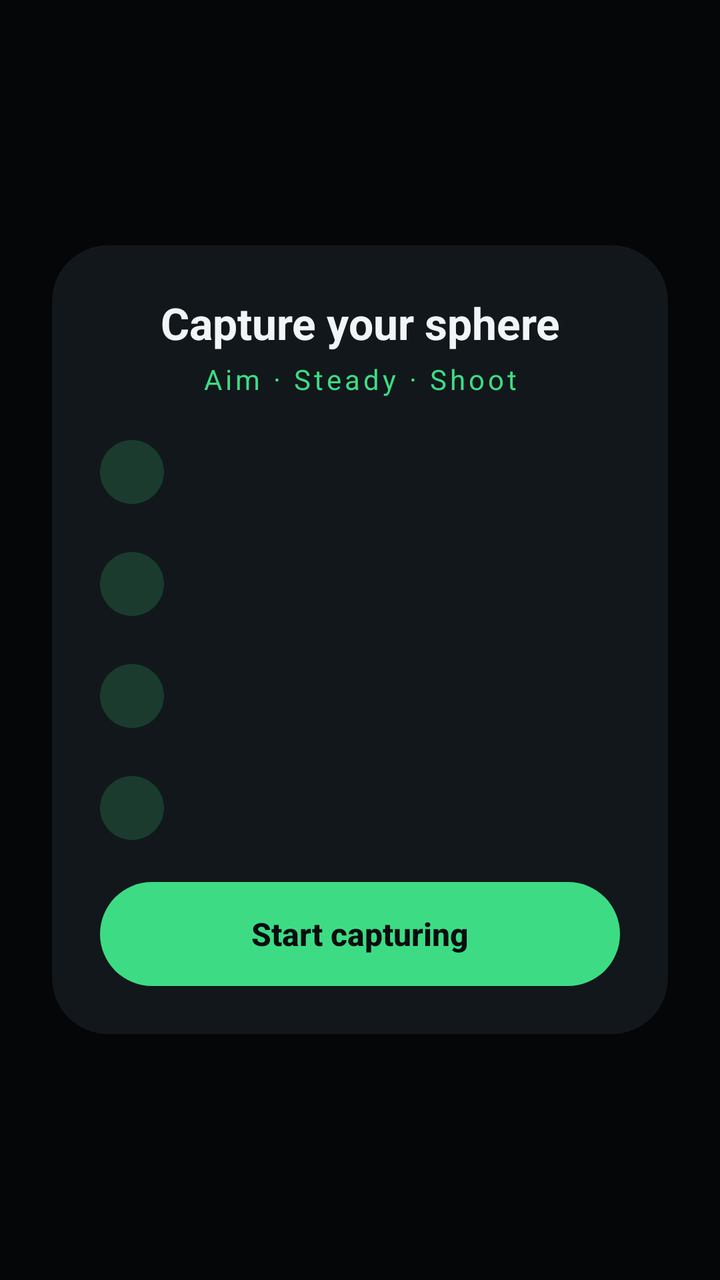
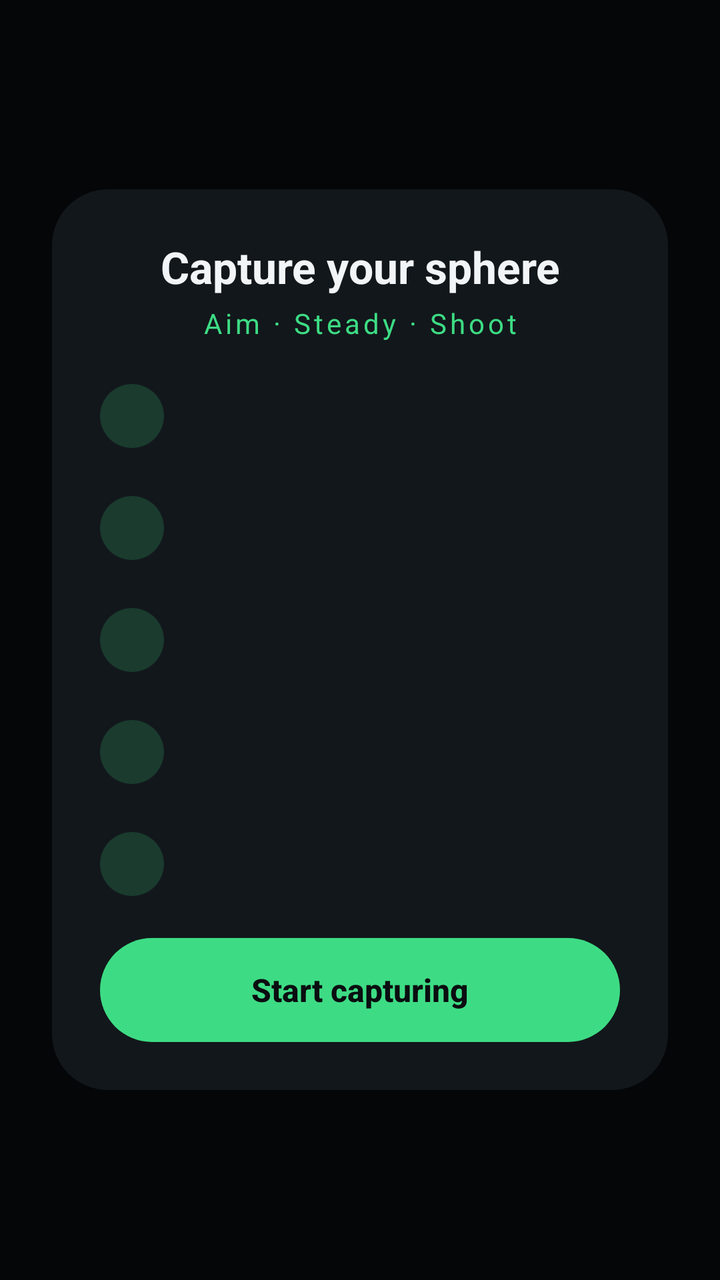

Compare the two renders of this Android layout. The source of the first and the diff that turns it into the second are given below.
<!-- AndroidManifest.xml: application theme Theme.PhotoSphere -->
<!-- res/layout/overlay_capture_instructions.xml -->
<?xml version="1.0" encoding="utf-8"?>
<FrameLayout xmlns:android="http://schemas.android.com/apk/res/android"
    android:layout_width="match_parent"
    android:layout_height="match_parent"
    android:background="@color/instructions_scrim"
    android:clickable="true"
    android:focusable="true">

    <LinearLayout
        android:layout_width="match_parent"
        android:layout_height="wrap_content"
        android:layout_gravity="center"
        android:layout_marginLeft="26dp"
        android:layout_marginRight="26dp"
        android:background="@drawable/bg_surface_card"
        android:orientation="vertical"
        android:padding="24dp">

        <TextView
            android:layout_width="match_parent"
            android:layout_height="wrap_content"
            android:gravity="center"
            android:text="@string/capture_instructions_title"
            android:textColor="@color/glass_content"
            android:textSize="22sp"
            android:textStyle="bold" />

        <TextView
            android:layout_width="match_parent"
            android:layout_height="wrap_content"
            android:layout_marginTop="4dp"
            android:gravity="center"
            android:letterSpacing="0.12"
            android:text="@string/capture_instructions_subtitle"
            android:textColor="@color/sphere_accent"
            android:textSize="14sp" />

        <include
            android:id="@+id/step_1"
            layout="@layout/item_instruction_step" />

        <include
            android:id="@+id/step_2"
            layout="@layout/item_instruction_step" />

        <include
            android:id="@+id/step_3"
            layout="@layout/item_instruction_step" />

        <include
            android:id="@+id/step_4"
            layout="@layout/item_instruction_step" />

        <Button
            android:id="@+id/button_instructions_dismiss"
            style="@style/Widget.PhotoSphere.PillButton"
            android:layout_width="match_parent"
            android:layout_height="52dp"
            android:layout_marginTop="18dp"
            android:text="@string/capture_instructions_dismiss" />
    </LinearLayout>

</FrameLayout>
<!-- res/layout/item_instruction_step.xml (included above) -->
<?xml version="1.0" encoding="utf-8"?>
<LinearLayout xmlns:android="http://schemas.android.com/apk/res/android"
    android:layout_width="match_parent"
    android:layout_height="wrap_content"
    android:layout_marginTop="18dp"
    android:gravity="center_vertical"
    android:orientation="horizontal">

    <TextView
        android:id="@+id/step_number"
        android:layout_width="32dp"
        android:layout_height="32dp"
        android:background="@drawable/bg_step_circle"
        android:gravity="center"
        android:textColor="@color/sphere_accent"
        android:textStyle="bold" />

    <LinearLayout
        android:layout_width="0dp"
        android:layout_height="wrap_content"
        android:layout_marginStart="14dp"
        android:layout_weight="1"
        android:orientation="vertical">

        <TextView
            android:id="@+id/step_label"
            android:layout_width="match_parent"
            android:layout_height="wrap_content"
            android:textColor="@color/glass_content"
            android:textSize="14sp"
            android:textStyle="bold" />

        <TextView
            android:id="@+id/step_detail"
            android:layout_width="match_parent"
            android:layout_height="wrap_content"
            android:textColor="@color/glass_content_75"
            android:textSize="14sp" />
    </LinearLayout>

</LinearLayout>
<!-- resources referenced by this layout -->
<resources>
  <color name="glass_content">#FFF2F5F7</color>
  <color name="glass_content_75">#BFF2F5F7</color>
  <color name="instructions_scrim">#80000000</color>
  <color name="sphere_accent">#FF3DDC84</color>
  <!-- drawable bg_step_circle (drawable) -->
  <?xml version="1.0" encoding="utf-8"?>
  <shape xmlns:android="http://schemas.android.com/apk/res/android"
      android:shape="oval">
      <solid android:color="@color/sphere_accent_18" />
  </shape>
  <!-- drawable bg_surface_card (drawable) -->
  <?xml version="1.0" encoding="utf-8"?>
  <shape xmlns:android="http://schemas.android.com/apk/res/android"
      android:shape="rectangle">
      <solid android:color="@color/sphere_surface" />
      <corners android:radius="28dp" />
  </shape>
  <string name="capture_instructions_dismiss">Start capturing</string>
  <string name="capture_instructions_subtitle">Aim · Steady · Shoot</string>
  <string name="capture_instructions_title">Capture your sphere</string>
  <style name="Widget.PhotoSphere.PillButton" parent="Widget.AppCompat.Button.Borderless">
          <item name="android:background">@drawable/bg_button_pill_accent</item>
          <item name="android:textColor">@color/sphere_background</item>
          <item name="android:textAllCaps">false</item>
          <item name="android:textStyle">bold</item>
          <item name="android:textSize">16sp</item>
          <item name="android:minHeight">54dp</item>
      </style>
  <style name="Theme.PhotoSphere" parent="Theme.AppCompat.NoActionBar">
          <item name="android:statusBarColor">@android:color/transparent</item>
          <item name="android:navigationBarColor">@android:color/transparent</item>
          <item name="android:windowBackground">@color/sphere_background</item>
          <item name="android:windowDrawsSystemBarBackgrounds">true</item>
          <item name="android:windowLightStatusBar">false</item>
          <item name="android:colorBackground">@color/sphere_background</item>
          <item name="android:textColorPrimary">@color/sphere_on_surface</item>
          <item name="android:textColorSecondary">@color/sphere_on_surface_variant</item>
          <item name="colorPrimary">@color/sphere_accent</item>
          <item name="colorPrimaryDark">@color/sphere_background</item>
          <item name="colorAccent">@color/sphere_accent</item>
      </style>
  <color name="sphere_accent_18">#2E3DDC84</color>
  <color name="sphere_surface">#FF12171B</color>
  <!-- drawable bg_button_pill_accent (drawable) -->
  <?xml version="1.0" encoding="utf-8"?>
  <selector xmlns:android="http://schemas.android.com/apk/res/android">
      <item android:state_enabled="false">
          <shape android:shape="rectangle">
              <solid android:color="@color/sphere_accent_22" />
              <corners android:radius="999dp" />
          </shape>
      </item>
      <item>
          <shape android:shape="rectangle">
              <solid android:color="@color/sphere_accent" />
              <corners android:radius="999dp" />
          </shape>
      </item>
  </selector>
  <color name="sphere_background">#FF0A0D10</color>
  <color name="sphere_on_surface">#FFE7EDF1</color>
  <color name="sphere_on_surface_variant">#FF9DA9B3</color>
  <color name="sphere_accent_22">#383DDC84</color>
</resources>

<!-- the commit's change to res/layout/overlay_capture_instructions.xml (unified diff, before → after) -->
@@ -6,59 +6,69 @@
     android:clickable="true"
     android:focusable="true">
 
-    <LinearLayout
+    <ScrollView
         android:layout_width="match_parent"
         android:layout_height="wrap_content"
         android:layout_gravity="center"
         android:layout_marginLeft="26dp"
         android:layout_marginRight="26dp"
-        android:background="@drawable/bg_surface_card"
-        android:orientation="vertical"
-        android:padding="24dp">
+        android:fillViewport="true">
 
-        <TextView
+        <LinearLayout
             android:layout_width="match_parent"
             android:layout_height="wrap_content"
-            android:gravity="center"
-            android:text="@string/capture_instructions_title"
-            android:textColor="@color/glass_content"
-            android:textSize="22sp"
-            android:textStyle="bold" />
+            android:background="@drawable/bg_surface_card"
+            android:orientation="vertical"
+            android:padding="24dp">
 
-        <TextView
-            android:layout_width="match_parent"
-            android:layout_height="wrap_content"
-            android:layout_marginTop="4dp"
-            android:gravity="center"
-            android:letterSpacing="0.12"
-            android:text="@string/capture_instructions_subtitle"
-            android:textColor="@color/sphere_accent"
-            android:textSize="14sp" />
+            <TextView
+                android:layout_width="match_parent"
+                android:layout_height="wrap_content"
+                android:gravity="center"
+                android:text="@string/capture_instructions_title"
+                android:textColor="@color/glass_content"
+                android:textSize="22sp"
+                android:textStyle="bold" />
 
-        <include
-            android:id="@+id/step_1"
-            layout="@layout/item_instruction_step" />
+            <TextView
+                android:layout_width="match_parent"
+                android:layout_height="wrap_content"
+                android:layout_marginTop="4dp"
+                android:gravity="center"
+                android:letterSpacing="0.12"
+                android:text="@string/capture_instructions_subtitle"
+                android:textColor="@color/sphere_accent"
+                android:textSize="14sp" />
 
-        <include
-            android:id="@+id/step_2"
-            layout="@layout/item_instruction_step" />
+            <include
+                android:id="@+id/step_1"
+                layout="@layout/item_instruction_step" />
 
-        <include
-            android:id="@+id/step_3"
-            layout="@layout/item_instruction_step" />
+            <include
+                android:id="@+id/step_2"
+                layout="@layout/item_instruction_step" />
 
-        <include
-            android:id="@+id/step_4"
-            layout="@layout/item_instruction_step" />
+            <include
+                android:id="@+id/step_3"
+                layout="@layout/item_instruction_step" />
 
-        <Button
-            android:id="@+id/button_instructions_dismiss"
-            style="@style/Widget.PhotoSphere.PillButton"
-            android:layout_width="match_parent"
-            android:layout_height="52dp"
-            android:layout_marginTop="18dp"
-            android:text="@string/capture_instructions_dismiss" />
-    </LinearLayout>
+            <include
+                android:id="@+id/step_4"
+                layout="@layout/item_instruction_step" />
+
+            <include
+                android:id="@+id/step_5"
+                layout="@layout/item_instruction_step" />
+
+            <Button
+                android:id="@+id/button_instructions_dismiss"
+                style="@style/Widget.PhotoSphere.PillButton"
+                android:layout_width="match_parent"
+                android:layout_height="52dp"
+                android:layout_marginTop="18dp"
+                android:text="@string/capture_instructions_dismiss" />
+        </LinearLayout>
+    </ScrollView>
 
 </FrameLayout>
 <!-- res/layout/item_instruction_step.xml (included above) -->
